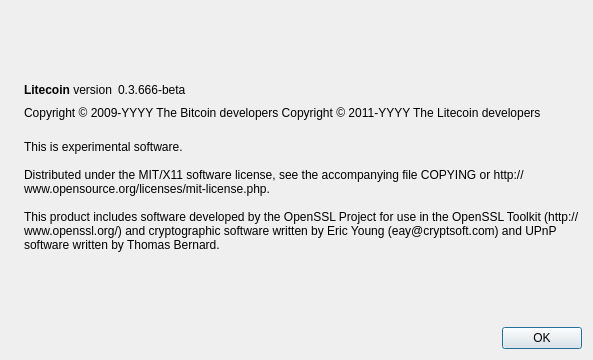
Above: src/qt/forms/aboutdialog.ui from swastikit/swastikcoin before the change. Below: the same form after it.
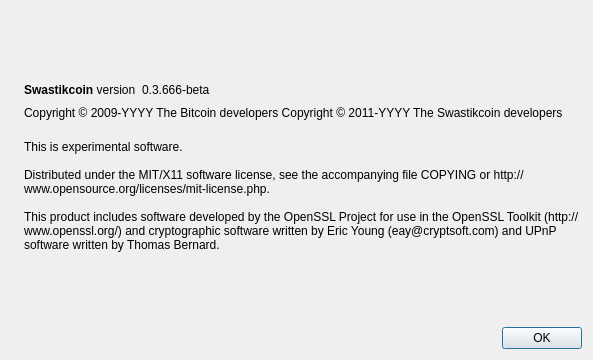
That is the form after the change. Icons and pictures are not drawn.

What changed in the file:
```diff
--- a/src/qt/forms/aboutdialog.ui
+++ b/src/qt/forms/aboutdialog.ui
@@ -50,7 +50,7 @@
           <cursorShape>IBeamCursor</cursorShape>
          </property>
          <property name="text">
-          <string>&lt;b&gt;Litecoin&lt;/b&gt; version</string>
+          <string>&lt;b&gt;Swastikcoin&lt;/b&gt; version</string>
          </property>
          <property name="textInteractionFlags">
           <set>Qt::LinksAccessibleByMouse|Qt::TextSelectableByKeyboard|Qt::TextSelectableByMouse</set>
@@ -92,7 +92,7 @@
        </property>
        <property name="text">
         <string notr="true">Copyright &amp;copy; 2009-YYYY The Bitcoin developers
-Copyright &amp;copy; 2011-YYYY The Litecoin developers</string>
+Copyright &amp;copy; 2011-YYYY The Swastikcoin developers</string>
        </property>
        <property name="textFormat">
         <enum>Qt::RichText</enum>
```
Left out of the diff: 2 changed lines with no effect on the pictures.
